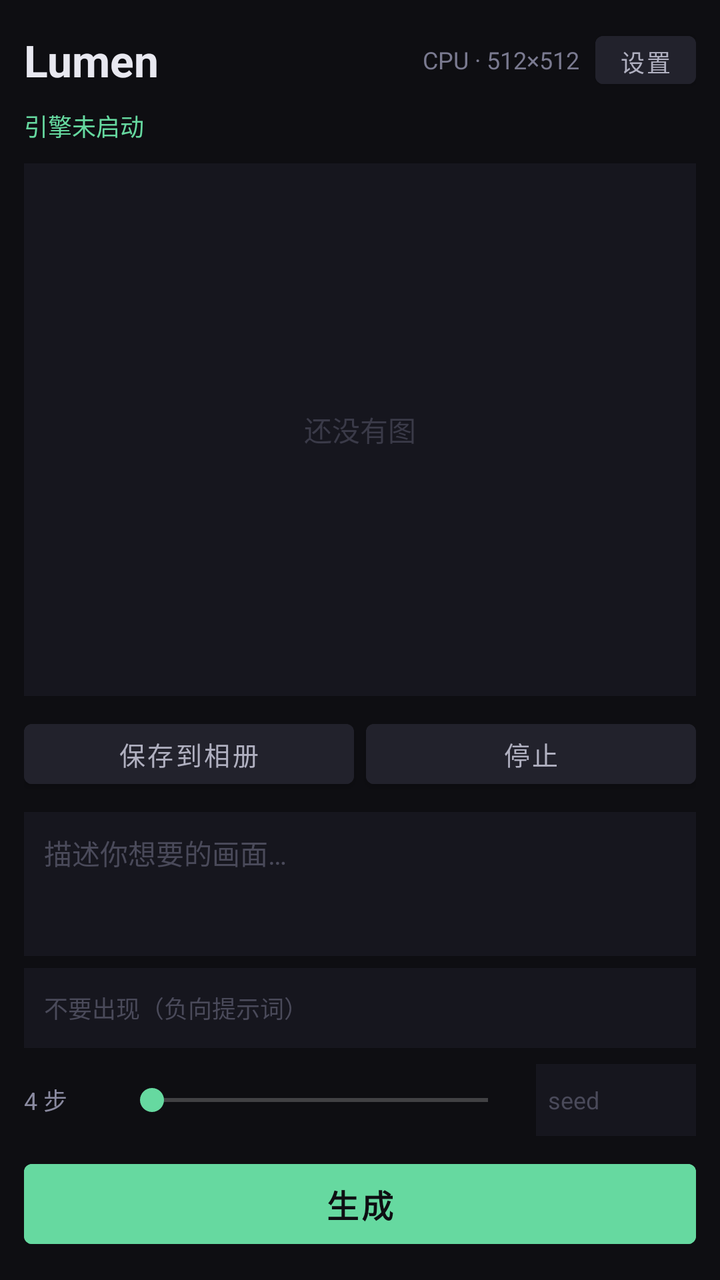
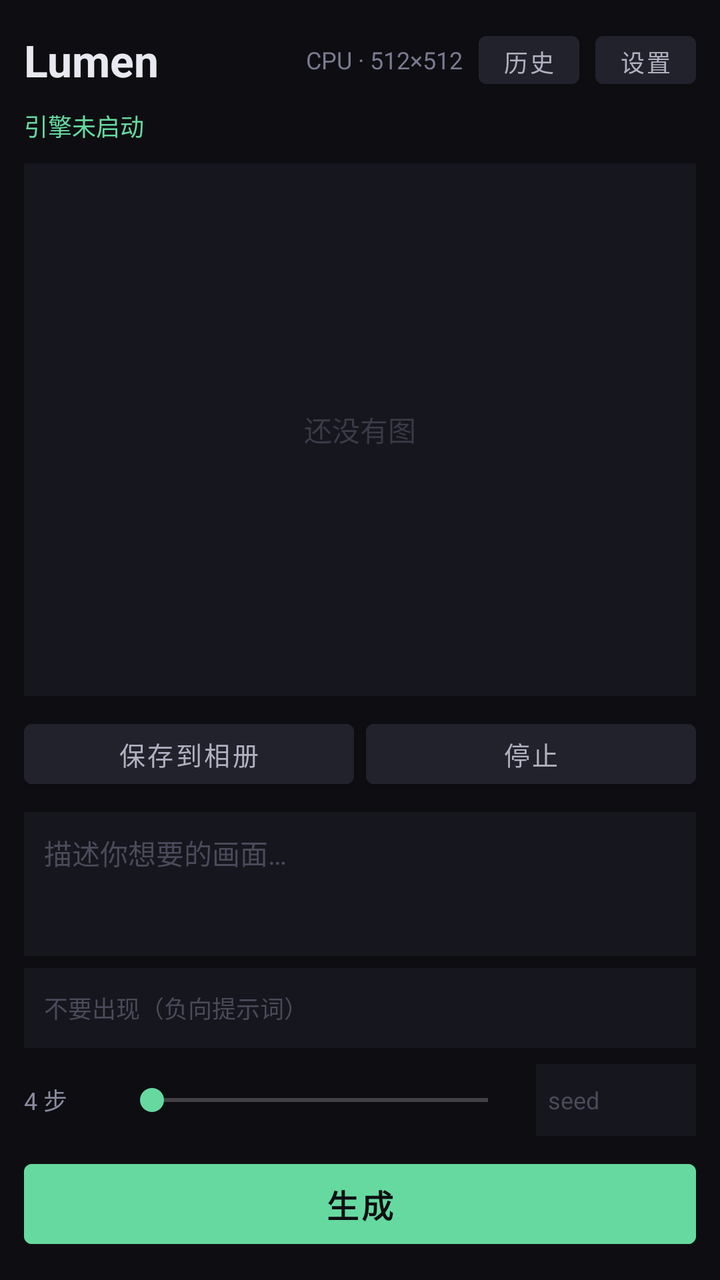

An Android layout rendered at two revisions. The XML below is the earlier revision; the diff shows what the commit changed to produce the second picture.
<!-- AndroidManifest.xml: application theme Theme.Lumen -->
<!-- res/layout/activity_main.xml -->
<?xml version="1.0" encoding="utf-8"?>
<LinearLayout xmlns:android="http://schemas.android.com/apk/res/android"
    android:layout_width="match_parent"
    android:layout_height="match_parent"
    android:orientation="vertical"
    android:background="#0E0E12"
    android:padding="12dp">

    
    <LinearLayout
        android:layout_width="match_parent"
        android:layout_height="wrap_content"
        android:orientation="horizontal"
        android:gravity="center_vertical">

        <TextView
            android:layout_width="0dp"
            android:layout_height="wrap_content"
            android:layout_weight="1"
            android:text="Lumen"
            android:textColor="#E8E8F0"
            android:textSize="22sp"
            android:textStyle="bold" />

        <TextView
            android:id="@+id/tv_info"
            android:layout_width="wrap_content"
            android:layout_height="wrap_content"
            android:text="CPU · 512×512"
            android:textColor="#7A7A90"
            android:textSize="12sp" />

        <Button
            android:id="@+id/btn_settings"
            android:layout_width="wrap_content"
            android:layout_height="36dp"
            android:layout_marginStart="8dp"
            android:minWidth="0dp"
            android:paddingStart="12dp"
            android:paddingEnd="12dp"
            android:text="设置"
            android:textSize="12sp"
            android:backgroundTint="#22222C"
            android:textColor="#B0B0C0" />
    </LinearLayout>

    
    <TextView
        android:id="@+id/tv_status"
        android:layout_width="match_parent"
        android:layout_height="wrap_content"
        android:layout_marginTop="6dp"
        android:text="引擎未启动"
        android:textColor="#66D9A0"
        android:textSize="12sp"
        android:maxLines="2"
        android:ellipsize="end" />

    <ProgressBar
        android:id="@+id/pbar"
        style="?android:attr/progressBarStyleHorizontal"
        android:layout_width="match_parent"
        android:layout_height="3dp"
        android:layout_marginTop="6dp"
        android:visibility="gone"
        android:progressTint="#66D9A0" />

    
    <FrameLayout
        android:layout_width="match_parent"
        android:layout_height="0dp"
        android:layout_weight="1"
        android:layout_marginTop="10dp"
        android:background="#16161E">

        <ImageView
            android:id="@+id/iv_image"
            android:layout_width="match_parent"
            android:layout_height="match_parent"
            android:scaleType="fitCenter"
            android:contentDescription="生成结果" />

        <TextView
            android:id="@+id/tv_placeholder"
            android:layout_width="wrap_content"
            android:layout_height="wrap_content"
            android:layout_gravity="center"
            android:text="还没有图"
            android:textColor="#3A3A48"
            android:textSize="14sp" />
    </FrameLayout>

    
    <LinearLayout
        android:layout_width="match_parent"
        android:layout_height="wrap_content"
        android:orientation="horizontal"
        android:layout_marginTop="8dp">

        <Button
            android:id="@+id/btn_save"
            android:layout_width="0dp"
            android:layout_height="42dp"
            android:layout_weight="1"
            android:text="保存到相册"
            android:textSize="13sp"
            android:backgroundTint="#22222C"
            android:textColor="#B0B0C0" />

        <Button
            android:id="@+id/btn_stop"
            android:layout_width="0dp"
            android:layout_height="42dp"
            android:layout_weight="1"
            android:layout_marginStart="6dp"
            android:text="停止"
            android:textSize="13sp"
            android:backgroundTint="#22222C"
            android:textColor="#B0B0C0" />
    </LinearLayout>

    
    <EditText
        android:id="@+id/et_prompt"
        android:layout_width="match_parent"
        android:layout_height="72dp"
        android:layout_marginTop="8dp"
        android:background="#16161E"
        android:gravity="top|start"
        android:hint="描述你想要的画面…"
        android:inputType="textMultiLine|textCapSentences"
        android:padding="10dp"
        android:textColor="#E0E0EC"
        android:textColorHint="#4A4A5A"
        android:textSize="14sp" />

    
    <EditText
        android:id="@+id/et_neg"
        android:layout_width="match_parent"
        android:layout_height="40dp"
        android:layout_marginTop="6dp"
        android:background="#16161E"
        android:hint="不要出现（负向提示词）"
        android:inputType="text"
        android:padding="10dp"
        android:textColor="#E0E0EC"
        android:textColorHint="#4A4A5A"
        android:textSize="12sp" />

    
    <LinearLayout
        android:layout_width="match_parent"
        android:layout_height="wrap_content"
        android:orientation="horizontal"
        android:gravity="center_vertical"
        android:layout_marginTop="8dp">

        <TextView
            android:id="@+id/tv_steps"
            android:layout_width="48dp"
            android:layout_height="wrap_content"
            android:text="4 步"
            android:textColor="#8A8AA0"
            android:textSize="12sp" />

        <SeekBar
            android:id="@+id/sb_steps"
            android:layout_width="0dp"
            android:layout_height="wrap_content"
            android:layout_weight="1"
            android:progressTint="#66D9A0"
            android:thumbTint="#66D9A0" />

        <EditText
            android:id="@+id/et_seed"
            android:layout_width="80dp"
            android:layout_height="36dp"
            android:layout_marginStart="8dp"
            android:background="#16161E"
            android:hint="seed"
            android:inputType="number"
            android:padding="6dp"
            android:textSize="12sp"
            android:textColor="#E0E0EC"
            android:textColorHint="#4A4A5A" />
    </LinearLayout>

    
    <Button
        android:id="@+id/btn_start"
        android:layout_width="match_parent"
        android:layout_height="52dp"
        android:layout_marginTop="8dp"
        android:text="生成"
        android:textSize="16sp"
        android:textStyle="bold"
        android:backgroundTint="#66D9A0"
        android:textColor="#0E0E12" />

</LinearLayout>
<!-- resources referenced by this layout -->
<resources>
  <style name="Theme.Lumen" parent="Theme.MaterialComponents.NoActionBar">
          <item name="android:statusBarColor">#0E0E12</item>
          <item name="android:navigationBarColor">#0E0E12</item>
          <item name="android:windowBackground">#0E0E12</item>
          <item name="colorPrimary">#66D9A0</item>
          <item name="colorPrimaryDark">#0E0E12</item>
          <item name="colorAccent">#66D9A0</item>
      </style>
</resources>

<!-- the commit's change to res/layout/activity_main.xml (unified diff, before → after) -->
@@ -28,6 +28,19 @@
             android:layout_height="wrap_content"
             android:text="CPU · 512×512"
             android:textColor="#7A7A90"
+            android:textSize="12sp" />
+
+        <Button
+            android:id="@+id/btn_history"
+            android:layout_width="wrap_content"
+            android:layout_height="36dp"
+            android:layout_marginStart="8dp"
+            android:backgroundTint="#22222C"
+            android:minWidth="0dp"
+            android:paddingStart="12dp"
+            android:paddingEnd="12dp"
+            android:text="历史"
+            android:textColor="#B0B0C0"
             android:textSize="12sp" />
 
         <Button
